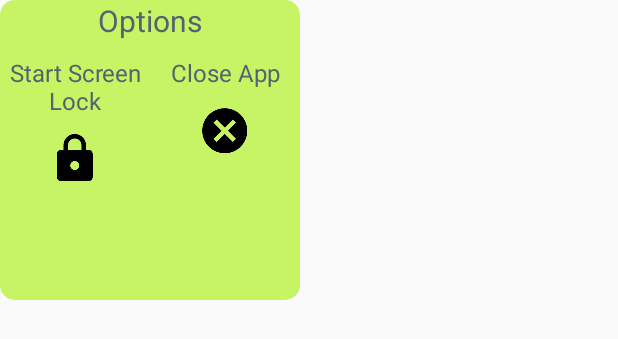
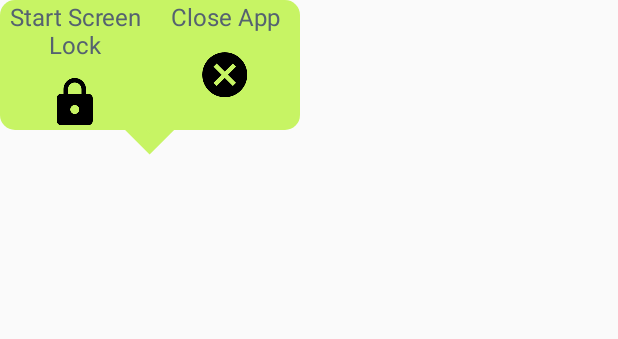
Before and after one commit to datrueonejay/LittleFingers, an Android app: the layout options_menu.xml on its own in the app's theme, with its tools: preview values and no code run, on a phone screen of 412 x 824 dp. Shown: the top 339 px of the screen. Run offline under Robolectric (Android 15) with nearby library versions, the phone set to English and light mode, and no system bars.

Commit message:
[WIP] Floating button moves to bottom when pressed, speech bubble menu

```diff
--- a/app/src/main/AndroidManifest.xml
+++ b/app/src/main/AndroidManifest.xml
@@ -22,6 +22,7 @@
 
         <service
             android:name=".Services.MainMenuService"
+            android:configChanges="orientation|screenSize"
             android:enabled="true"
             android:exported="true">
         </service>
--- /dev/null
+++ b/app/src/main/res/drawable/triangle.xml
@@ -0,0 +1,17 @@
+<?xml version="1.0" encoding="utf-8"?>
+<layer-list xmlns:android="http://schemas.android.com/apk/res/android" >
+    <item >
+        <rotate
+            android:fromDegrees="45"
+            android:toDegrees="45"
+            android:pivotX="-40%"
+            android:pivotY="87%" >
+            <shape
+                android:shape="rectangle"  >
+                <stroke android:color="@color/green" android:width="10dp"/>
+                <solid
+                    android:color="@color/green"  />
+            </shape>
+        </rotate>
+    </item>
+</layer-list>
--- a/app/src/main/res/layout/options_menu.xml
+++ b/app/src/main/res/layout/options_menu.xml
@@ -3,24 +3,25 @@
     android:orientation="vertical"
     android:layout_width="200sp"
     android:layout_height="200sp"
-    android:background="@drawable/rounded_rectangle">
+    >
 
-    <TextView
-        android:id="@+id/options_title"
-        android:layout_width="match_parent"
-        android:layout_height="wrap_content"
-        android:text="@string/options_title"
-        android:textAlignment="center"
-        android:textSize="20sp"
-        android:textColor="@color/grey"
-        android:layout_marginBottom="10sp"/>
+    <!--<TextView-->
+        <!--android:id="@+id/options_title"-->
+        <!--android:layout_width="match_parent"-->
+        <!--android:layout_height="wrap_content"-->
+        <!--android:text="@string/options_title"-->
+        <!--android:textAlignment="center"-->
+        <!--android:textSize="20sp"-->
+        <!--android:textColor="@color/grey"-->
+        <!--android:layout_marginBottom="10sp"/>-->
 
     <GridLayout
         android:id="@+id/options"
         android:layout_width="match_parent"
         android:layout_height="wrap_content"
         android:columnCount="2"
-        android:rowCount="1">
+        android:rowCount="1"
+        android:background="@drawable/rounded_rectangle">
 
         <LinearLayout
             android:id="@+id/lockScreenButton"
@@ -69,4 +70,11 @@
         </LinearLayout>
     </GridLayout>
 
+    <ImageView
+        android:layout_gravity="center_horizontal"
+        android:layout_width="35sp"
+        android:layout_height="35sp"
+        android:src="@drawable/triangle"
+        android:rotation="180"/>
+
 </LinearLayout>
```
Also changed, not shown: app/src/main/java/com/datrueonejay/littlefingers/Services/MainMenuService.java (+100 -30 lines).
